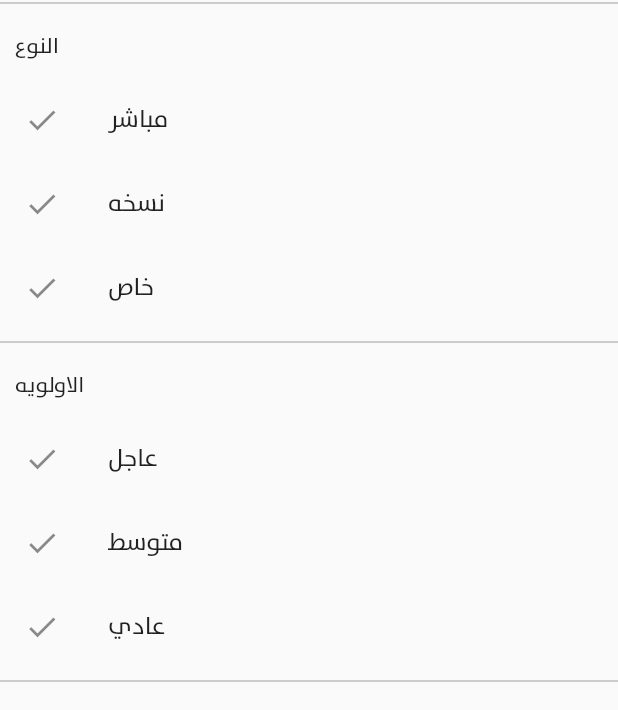
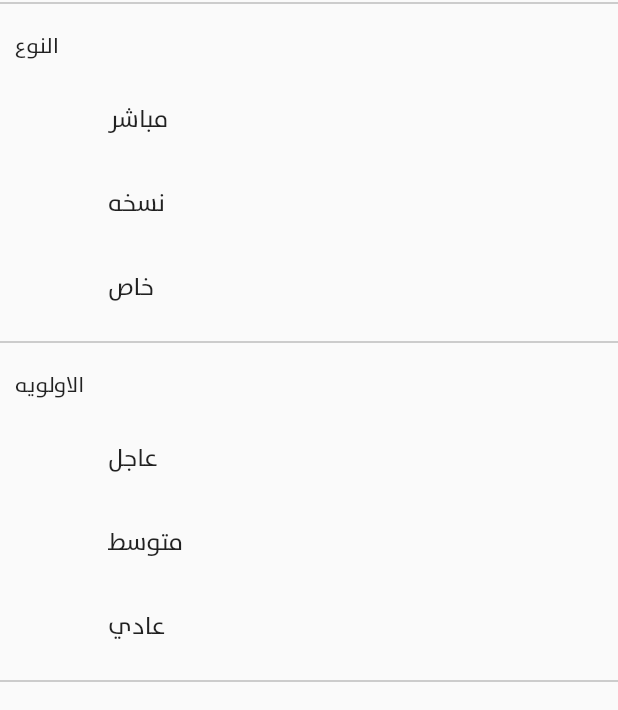
Before and after one commit to ahmedhegazydev/cts-flutter, a Flutter app: the FilterSlidePage screen opened by its route, scrolled down 68 dp, after a tap on "الغاء", on a phone screen of 412 x 824 dp. Shown: the part 441-1151 px from the top of the screen. Run offline on Flutter 3.47's test engine with Material 2 defaults, Android fonts, the phone set to English and light mode, and no system bars; drawn by our look-alikes of dropdown_button2; our stand-ins replace contained_tab_bar_view, dio, flutter_colorpicker, flutter_typeahead, get, get_storage and 2 more; missing offline and left inert: dart:ffi, encrypt, flutter_sound_lite; accounts and stored records are empty; network calls fail.

Commit message:
applyFilter

```diff
--- a/lib/controllers/inbox_controller.dart
+++ b/lib/controllers/inbox_controller.dart
@@ -1,4 +1,5 @@
 import 'dart:convert';
+import 'dart:ffi';
 import 'dart:ui' as ui;
 
 import 'package:flutter/material.dart';
@@ -21,6 +22,8 @@ class InboxController extends GetxController {
   int inboxId = 5;
   bool haveMoreData = true;
   bool addToList = true;
+  bool showHideFilterScreen = false;
+
   final GetCorrespondencesApi _correspondencesApi = GetCorrespondencesApi();
   final GetCorrespondencesAllAPI _getCorrespondencesAllAPI =
       GetCorrespondencesAllAPI();
@@ -76,10 +79,20 @@ class InboxController extends GetxController {
     }
   }
 
+  applyFilter(){
+
+    update();
+  }
+
   @override
   void onClose() {
     super.onClose();
     scrollController.dispose();
+  }
+
+   showFilterScreen(bool show){
+    showHideFilterScreen = show;
+    update();
   }
 
   void getCorrespondencesData(
--- a/lib/screens/Inbox_page.dart
+++ b/lib/screens/Inbox_page.dart
@@ -1,4 +1,5 @@
 import 'package:contained_tab_bar_view/contained_tab_bar_view.dart';
+import 'package:cts/screens/filter/FilterSideScreen.dart';
 import 'package:flutter/material.dart';
 import 'package:get/get.dart';
 
@@ -74,8 +75,19 @@ class InboxPage extends GetWidget<InboxController> {
                   Expanded(
                     child: Column(
                       children: [
+                        Visibility(
+                            visible: !controller.showHideFilterScreen,
+                            child: Expanded(
+    child: _buildTopInboxMenu(context),
+    ),
+                        ),
                         Expanded(
-                          child: _buildTopInboxMenu(context),
+                          // child: _buildTopInboxMenu(context),
+                          // child: Text("data"),
+                          child: Visibility(
+                            visible: controller.showHideFilterScreen,
+                            child: FilterSlidePage(),
+                          ),
                         ),
                         //line separator
                         Container(
@@ -406,9 +418,13 @@ class InboxPage extends GetWidget<InboxController> {
           InkWell(
             onTap: () {
               //  Get.back();
-              Navigator.pop(context);
+              // Navigator.pop(context);
+              controller.showFilterScreen(!controller.showHideFilterScreen);
+
             },
-            child: Container(
+
+            child:  Visibility(
+              child:  Container(
                 width: 40,
                 padding: const EdgeInsets.only(right: 10),
                 // height: double.infinity,
@@ -425,6 +441,9 @@ class InboxPage extends GetWidget<InboxController> {
                   color: Colors.white,
 
                 ),
+              ),
+              // visible: controller.showHideFilterScreen,
+              visible: true,
             ),
           ),
 
@@ -503,6 +522,8 @@ class InboxPage extends GetWidget<InboxController> {
             //               ),
             //             ],
             //           )),
+
+
             Center(
                 child: controller.getData
                     ? const Center(child: CircularProgressIndicator())
@@ -557,12 +578,6 @@ class InboxPage extends GetWidget<InboxController> {
                       children: [
 
                         Visibility(visible: false,child: _filterMail(context)),
-
-
-
-
-
-
 
                         Expanded(
                           child: CustomListView(
--- a/lib/screens/filter/FilterSideScreen.dart
+++ b/lib/screens/filter/FilterSideScreen.dart
@@ -1,3 +1,4 @@
+import 'package:cts/controllers/inbox_controller.dart';
 import 'package:flutter/material.dart';
 import 'package:flutter_colorpicker/flutter_colorpicker.dart';
 import 'package:get/get.dart';
@@ -37,6 +38,7 @@ class _FilterSlidePageState extends State<FilterSlidePage> {
 
 
   // final filterController = Get.put(FilterController());
+  final inboxController = Get.put(InboxController());
   String? selectedValue;
   bool? isSelected;
 
@@ -220,7 +222,7 @@ class _FilterSlidePageState extends State<FilterSlidePage> {
                     ],
                   ),
                 ),
-                listView2(),
+                ListView2(),
                 new Divider(
                   // color: Colors.red,
                   color: Colors.grey,
@@ -233,7 +235,7 @@ class _FilterSlidePageState extends State<FilterSlidePage> {
                     ],
                   ),
                 ),
-                listView3(),
+                ListView3(),
                 new Divider(
                   // color: Colors.red,
                   color: Colors.grey,
@@ -277,13 +279,20 @@ class _ListView1State extends State<ListView1> {
         physics: NeverScrollableScrollPhysics(),
         itemBuilder: (BuildContext context, int index) {
           return ListTile(
-            tileColor: _selected[index] ? Colors.blue : null,
+            // tileColor: _selected[index] ? Colors.blue : null,
             // tileColor: Colors.blue,
-            leading: Icon(Icons.check, color: Colors.white,),
+            leading: _selected[index] ? Icon(Icons.check, color: Colors.black,):
+            Icon(Icons.check, color: Colors.transparent,),
             title: Text(texts1[index]),
             onTap: () => { setState(() => {
-              _selected[index] = !_selected[index],
-                // isSelected = !isSelected
+            for( var i = 0 ; i < _selected.length; i++ ) {
+              _selected[i] = false,
+            },
+            // _selected.forEach((element) {
+            //     element = !element;
+            //     print("object");
+            //   }),
+                _selected[index] = !_selected[index],
             }),
               // Scaffold.of(context).showSnackBar(SnackBar(content: Text(index.toString())))
             }
@@ -293,40 +302,99 @@ class _ListView1State extends State<ListView1> {
   }
 }
 
-  Widget listView2() {
+
+
+class ListView2 extends StatefulWidget {
+  const ListView2({Key? key}) : super(key: key);
+
+  @override
+  State<ListView2> createState() => _ListView2State();
+}
+
+class _ListView2State extends State<ListView2> {
+
+  List<bool> _selected = List.generate(
+      texts2.length, (i) => false); // Fill it with false initially
+
+  @override
+  Widget build(BuildContext context) {
+
+
     return ListView.builder(
         shrinkWrap: true,
         physics: NeverScrollableScrollPhysics(),
         itemBuilder: (BuildContext context, int index) {
           return ListTile(
-            leading: Icon(Icons.check),
-            title: Text(texts2[index]),
-            onTap: () =>
-                Scaffold.of(context)
-                    .showSnackBar(SnackBar(content: Text(index.toString()))),
+            // tileColor: _selected[index] ? Colors.blue : null,
+            // tileColor: Colors.blue,
+              leading: _selected[index] ? Icon(Icons.check, color: Colors.black,):
+              Icon(Icons.check, color: Colors.transparent,),
+              title: Text(texts2[index]),
+              onTap: () => { setState(() => {
+                for( var i = 0 ; i < _selected.length; i++ ) {
+                  _selected[i] = false,
+                },
+                // _selected.forEach((element) {
+                //     element = !element;
+                //     print("object");
+                //   }),
+                _selected[index] = !_selected[index],
+              }),
+                // Scaffold.of(context).showSnackBar(SnackBar(content: Text(index.toString())))
+              }
           );
         },
         itemCount: texts2.length);
   }
+  }
 
-  Widget listView3() {
+class ListView3 extends StatefulWidget {
+  const ListView3({Key? key}) : super(key: key);
+
+  @override
+  State<ListView3> createState() => _ListView3State();
+}
+
+class _ListView3State extends State<ListView3> {
+
+  List<bool> _selected = List.generate(
+      texts3.length, (i) => false); // Fill it with false initially
+
+  @override
+  Widget build(BuildContext context) {
     return ListView.builder(
         shrinkWrap: true,
         physics: NeverScrollableScrollPhysics(),
         itemBuilder: (BuildContext context, int index) {
           return ListTile(
-            leading: Icon(Icons.check),
-            title: Text(texts3[index]),
-            onTap: () =>
-                Scaffold.of(context)
-                    .showSnackBar(SnackBar(content: Text(index.toString()))),
+            // tileColor: _selected[index] ? Colors.blue : null,
+            // tileColor: Colors.blue,
+              leading: _selected[index] ? Icon(Icons.check, color: Colors.black,):
+              Icon(Icons.check, color: Colors.transparent,),
+              title: Text(texts3[index]),
+              onTap: () => { setState(() => {
+                for( var i = 0 ; i < _selected.length; i++ ) {
+                  _selected[i] = false,
+                },
+                // _selected.forEach((element) {
+                //     element = !element;
+                //     print("object");
+                //   }),
+                _selected[index] = !_selected[index],
+              }),
+                // Scaffold.of(context).showSnackBar(SnackBar(content: Text(index.toString())))
+              }
           );
         },
         itemCount: texts3.length);
   }
+  }
 
 
   Widget myLayoutWidget() {
+
+    final inboxController = Get.put(InboxController());
+
     return Container(
       child: Row(
         children: <Widget>[
@@ -334,7 +402,9 @@ class _ListView1State extends State<ListView1> {
             child: Container(
               padding: const EdgeInsets.all(10),
               child: RaisedButton(
-                onPressed: () {},
+                onPressed: () {
+                  inboxController.applyFilter();
+                },
                 child: Text(
                   "تطبيق",
                 ),
@@ -347,7 +417,9 @@ class _ListView1State extends State<ListView1> {
               child: RaisedButton(
                 child: Text("الغاء"),
                 color: Colors.red,
-                onPressed: () {},
+                onPressed: () {
+                  inboxController.showFilterScreen(!inboxController.showHideFilterScreen);
+                },
                 padding: const EdgeInsets.all(10),
               ),
             ),
```
Lines whose indentation alone changed are shown as unchanged.
